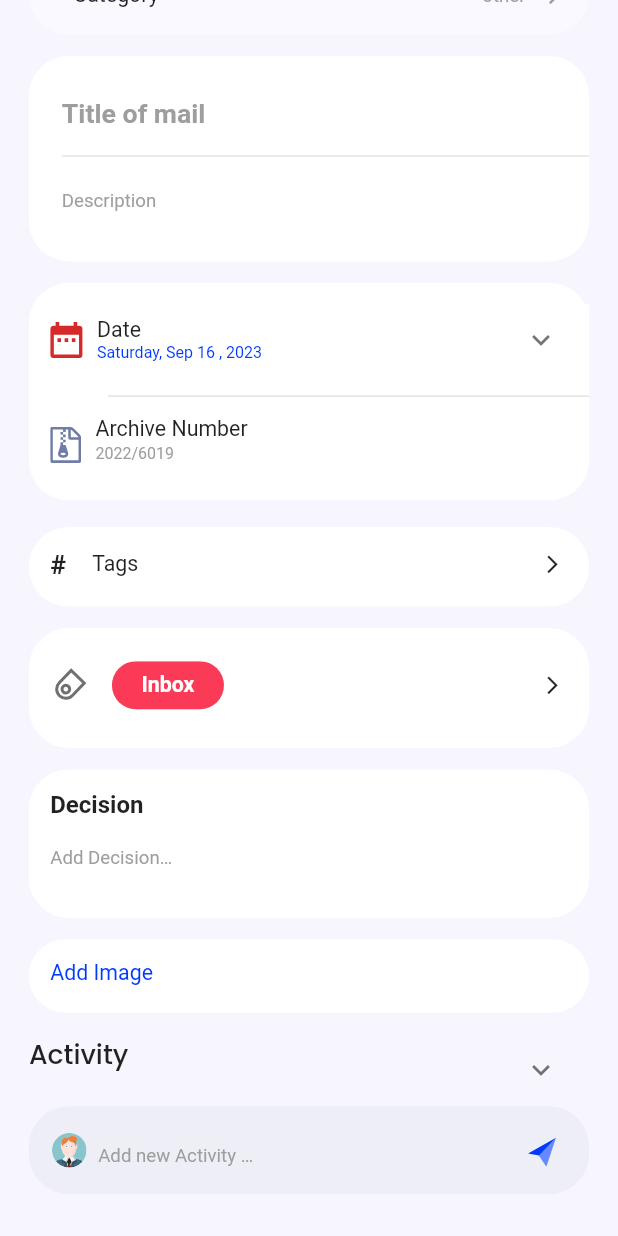
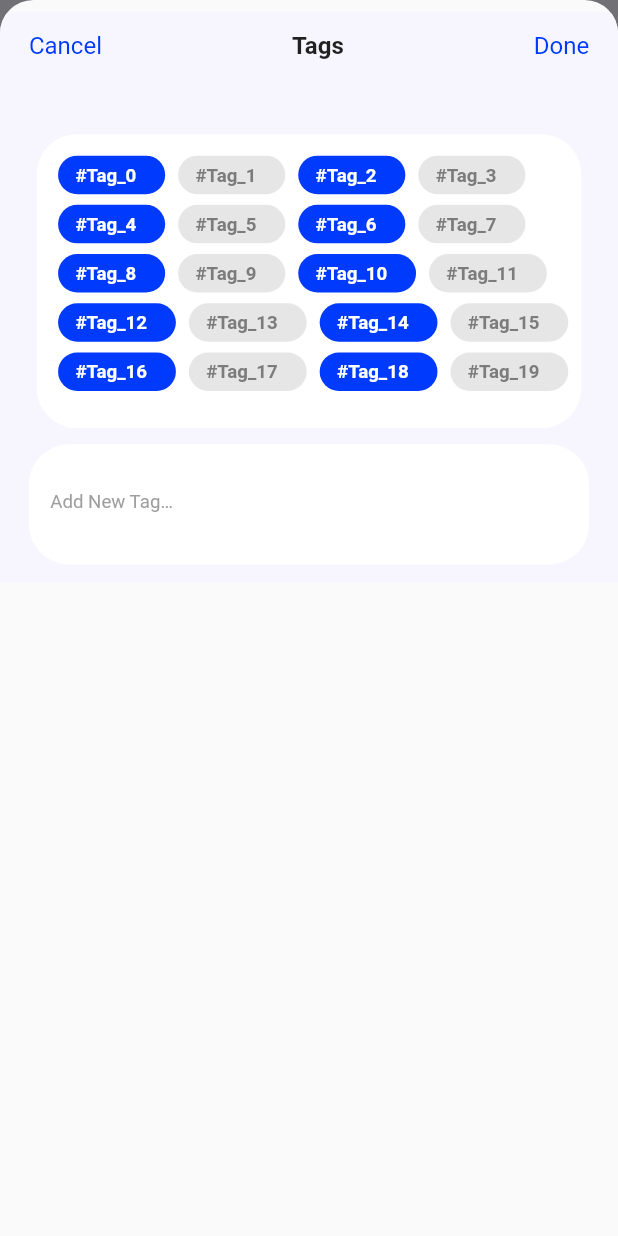
Before and after one commit to a7madjameel/pal_mail, a Flutter app: the AddInboxSheet screen opened directly with empty values, scrolled down 141 dp, after a tap on "Tags", on a phone screen of 412 x 824 dp. Run offline on Flutter 3.47's test engine with Material 2 defaults, Android fonts, the phone set to English and light mode, and no system bars; our stand-ins replace email_validator, flutter_advanced_drawer, flutter_screenutil, flutter_svg, google_fonts, shared_preferences and 1 more; accounts and stored records are empty.

Commit message:
Tags section UI done

```diff
--- a/lib/models/tags.dart
+++ b/lib/models/tags.dart
@@ -1,3 +1,10 @@
+class TagItemModel {
+  Tag? tag;
+  bool? selected;
+
+  TagItemModel({this.tag, this.selected});
+}
+
 class Tag {
   int? id;
   String? name;
@@ -14,8 +21,12 @@ class Tag {
   factory Tag.fromJson(Map<String, dynamic> json) => Tag(
         id: json["id"],
         name: json["name"],
-    createdAt: json["created_at"] == null ? null : DateTime.parse(json["created_at"]),
-    updatedAt: json["updated_at"] == null ? null : DateTime.parse(json["updated_at"]),
+        createdAt: json["created_at"] == null
+            ? null
+            : DateTime.parse(json["created_at"]),
+        updatedAt: json["updated_at"] == null
+            ? null
+            : DateTime.parse(json["updated_at"]),
       );
 
   Map<String, dynamic> toJson() => {
--- /dev/null
+++ b/lib/screens/app/Tags/AddTags.dart
@@ -0,0 +1,37 @@
+import 'package:flutter/material.dart';
+import 'package:flutter_screenutil/flutter_screenutil.dart';
+import 'package:pal_mail/widgets/MyTextField.dart';
+import 'package:pal_mail/widgets/my_section_container.dart';
+
+class AddTags extends StatefulWidget {
+  const AddTags({super.key});
+
+  @override
+  State<AddTags> createState() => _AddTagsState();
+}
+
+class _AddTagsState extends State<AddTags> {
+  late TextEditingController _controller;
+  @override
+  void initState() {
+    super.initState();
+    _controller = TextEditingController();
+  }
+
+  @override
+  void dispose() {
+    super.dispose();
+    _controller.dispose();
+  }
+
+  @override
+  Widget build(BuildContext context) {
+    return MySectionContainer(
+      paernt: MyTextField(
+        controller: _controller,
+        hint: 'Add New Tag…',
+        hintStyle: TextStyle(fontSize: 14.sp),
+      ),
+    );
+  }
+}
--- /dev/null
+++ b/lib/screens/app/Tags/TagItem.dart
@@ -0,0 +1,32 @@
+import 'package:flutter/material.dart';
+import 'package:flutter_screenutil/flutter_screenutil.dart';
+
+import '../../../models/tags.dart';
+
+class TagItem extends StatelessWidget {
+  final TagItemModel tag;
+  const TagItem({required this.tag, super.key});
+
+  @override
+  Widget build(BuildContext context) {
+    return Container(
+      margin: EdgeInsetsDirectional.only(end: 9.w, bottom: 8.h),
+      padding: EdgeInsetsDirectional.only(
+          start: 12.w, end: 20.w, top: 6.h, bottom: 6.h),
+      decoration: BoxDecoration(
+        borderRadius: BorderRadius.circular(15.r),
+        color: tag.selected!
+            ? Theme.of(context).colorScheme.primary
+            : const Color(0xffE6E6E6),
+      ),
+      child: Text(
+        '#${tag.tag?.name}',
+        style: TextStyle(
+          color: tag.selected! ? Colors.white : const Color(0xff7C7C7C),
+          fontSize: 14.sp,
+          fontWeight: FontWeight.w600,
+        ),
+      ),
+    );
+  }
+}
--- /dev/null
+++ b/lib/screens/app/Tags/TagsList.dart
@@ -0,0 +1,31 @@
+import 'package:flutter/material.dart';
+
+import '../../../models/tags.dart';
+import '../../../widgets/my_section_container.dart';
+import 'TagItem.dart';
+
+class TagsList extends StatefulWidget {
+  const TagsList({super.key});
+
+  @override
+  State<TagsList> createState() => _TagsListState();
+}
+
+class _TagsListState extends State<TagsList> {
+  @override
+  Widget build(BuildContext context) {
+    return MySectionContainer(
+      paernt: Wrap(
+        children: List.generate(
+          20,
+          (index) => TagItem(
+            tag: TagItemModel(
+              tag: Tag(name: 'Tag_$index'),
+              selected: index % 2 == 0,
+            ),
+          ),
+        ),
+      ),
+    );
+  }
+}
--- a/lib/screens/app/Tags/TagsSection.dart
+++ b/lib/screens/app/Tags/TagsSection.dart
@@ -1,5 +1,6 @@
 import 'package:flutter/material.dart';
 import 'package:flutter_screenutil/flutter_screenutil.dart';
+import 'package:pal_mail/screens/app/Tags/TagsSheet.dart';
 import 'package:pal_mail/widgets/MyTapWidget.dart';
 import 'package:pal_mail/widgets/my_section_container.dart';
 
@@ -14,7 +15,31 @@ class _TagsSectionState extends State<TagsSection> {
   @override
   Widget build(BuildContext context) {
     return MyTapWidget(
-      onTap: () {},
+      onTap: () {
+        showModalBottomSheet(
+          clipBehavior: Clip.antiAlias,
+          context: context,
+          isDismissible: false,
+          isScrollControlled: true,
+          useSafeArea: true,
+          shape: RoundedRectangleBorder(
+            borderRadius: BorderRadius.vertical(
+              top: Radius.circular(25.r),
+            ),
+          ),
+          builder: (context) {
+            return DraggableScrollableSheet(
+                initialChildSize: 0.99,
+                maxChildSize: 0.99,
+                snap: false,
+                minChildSize: 0.99,
+                expand: true,
+                builder: (context, scrollController) {
+                  return TagsSheet(scrollController: scrollController);
+                });
+          },
+        );
+      },
       child: MySectionContainer(
         verticalContainer: false,
         children: [
--- /dev/null
+++ b/lib/screens/app/Tags/TagsSheet.dart
@@ -0,0 +1,35 @@
+import 'package:flutter/material.dart';
+import 'package:flutter_screenutil/flutter_screenutil.dart';
+import 'package:pal_mail/screens/app/Tags/AddTags.dart';
+import 'package:pal_mail/screens/app/Tags/TagsList.dart';
+import 'package:pal_mail/widgets/sheet_title_row.dart';
+
+class TagsSheet extends StatefulWidget {
+  final ScrollController scrollController;
+  const TagsSheet({required this.scrollController, super.key});
+
+  @override
+  State<TagsSheet> createState() => _TagsSheetState();
+}
+
+class _TagsSheetState extends State<TagsSheet> {
+  @override
+  Widget build(BuildContext context) {
+    return SingleChildScrollView(
+      controller: widget.scrollController,
+      child: Container(
+        color: Theme.of(context).scaffoldBackgroundColor,
+        padding: EdgeInsets.symmetric(horizontal: 20.w, vertical: 14.h),
+        child: Column(
+          children: [
+            const SheetTitleRow(title: 'Tags'),
+            SizedBox(height: 56.h),
+            const TagsList(),
+            SizedBox(height: 12.h),
+            const AddTags(),
+          ],
+        ),
+      ),
+    );
+  }
+}
```
Lines whose indentation alone changed are shown as unchanged.
